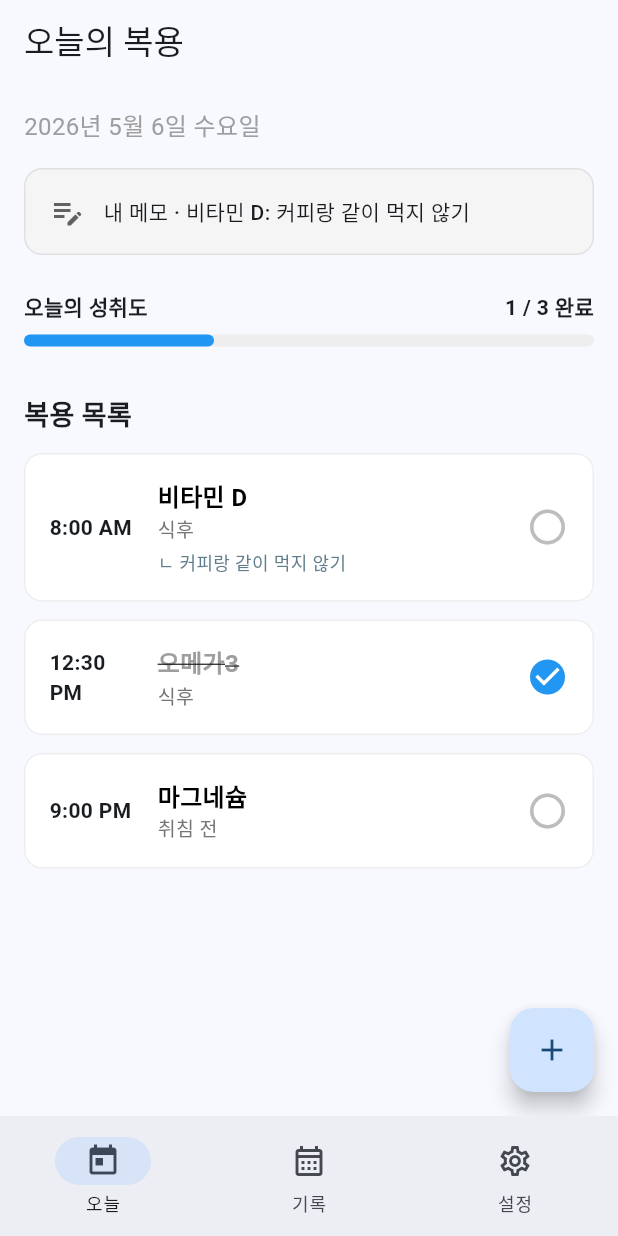
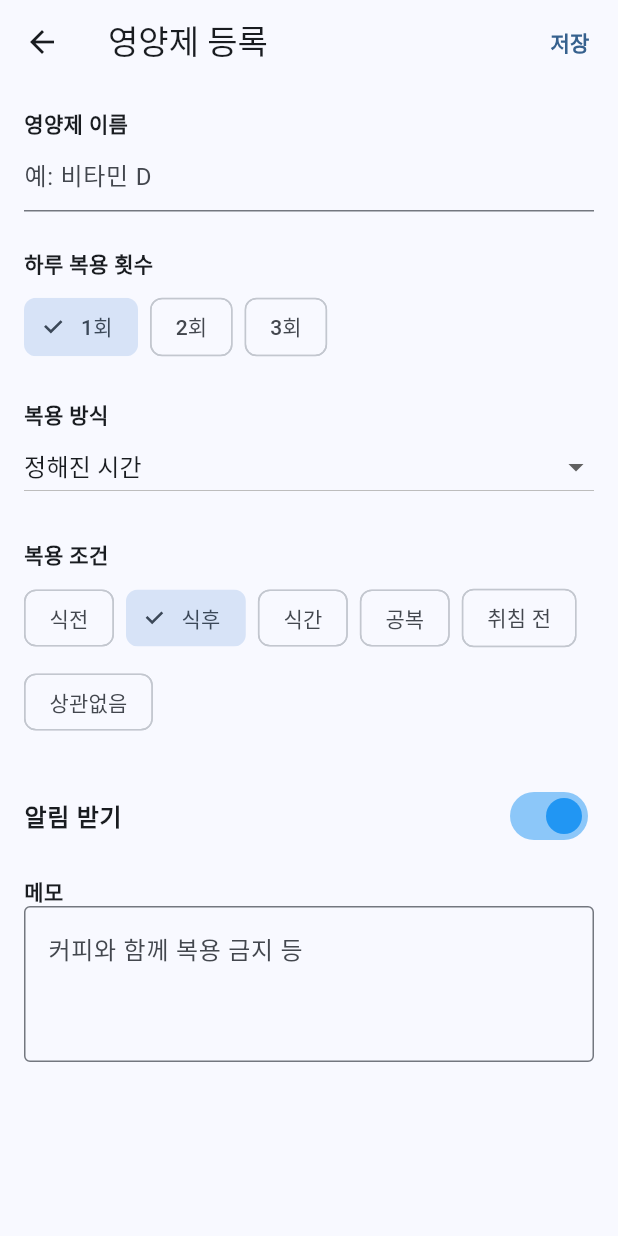
Before and after one commit to Jiyeong-kor/supplement_routine, a Flutter app: the screen it shows after launch, after a tap on the "add" icon, on a phone screen of 412 x 824 dp. Run offline on Flutter 3.47's test engine with Material 3 defaults, Android fonts, the phone set to English and light mode, and no system bars; our stand-ins replace flutter_riverpod.

Commit message:
feat: 영양제 등록 화면 UI 구현

```diff
--- /dev/null
+++ b/lib/features/supplement/supplement_add_screen.dart
@@ -0,0 +1,131 @@
+import 'package:flutter/material.dart';
+import 'package:supplement_routine/core/models/intake_method.dart';
+import 'package:supplement_routine/core/models/intake_condition.dart';
+
+class SupplementAddScreen extends StatefulWidget {
+  const SupplementAddScreen({super.key});
+
+  @override
+  State<SupplementAddScreen> createState() => _SupplementAddScreenState();
+}
+
+class _SupplementAddScreenState extends State<SupplementAddScreen> {
+  final _nameController = TextEditingController();
+  final _memoController = TextEditingController();
+  int _dailyCount = 1;
+  IntakeMethod _method = IntakeMethod.fixedTime;
+  IntakeCondition _condition = IntakeCondition.afterMeal;
+  bool _isNotificationEnabled = true;
+
+  @override
+  void dispose() {
+    _nameController.dispose();
+    _memoController.dispose();
+    super.dispose();
+  }
+
+  @override
+  Widget build(BuildContext context) {
+    return Scaffold(
+      appBar: AppBar(
+        title: const Text('영양제 등록'),
+        actions: [
+          TextButton(
+            onPressed: () {
+              // 8단계에서 저장 로직 구현 예정
+              Navigator.pop(context);
+            },
+            child: const Text('저장', style: TextStyle(fontWeight: FontWeight.bold)),
+          ),
+        ],
+      ),
+      body: SingleChildScrollView(
+        padding: const EdgeInsets.all(16.0),
+        child: Column(
+          crossAxisAlignment: CrossAxisAlignment.start,
+          children: [
+            const Text('영양제 이름', style: TextStyle(fontWeight: FontWeight.bold)),
+            TextField(
+              controller: _nameController,
+              decoration: const InputDecoration(
+                hintText: '예: 비타민 D',
+                border: UnderlineInputBorder(),
+              ),
+            ),
+            const SizedBox(height: 24),
+
+            const Text('하루 복용 횟수', style: TextStyle(fontWeight: FontWeight.bold)),
+            const SizedBox(height: 8),
+            Row(
+              children: [1, 2, 3].map((count) {
+                return Padding(
+                  padding: const EdgeInsets.only(right: 8.0),
+                  child: ChoiceChip(
+                    label: Text('$count회'),
+                    selected: _dailyCount == count,
+                    onSelected: (selected) {
+                      if (selected) setState(() => _dailyCount = count);
+                    },
+                  ),
+                );
+              }).toList(),
+            ),
+            const SizedBox(height: 24),
+
+            const Text('복용 방식', style: TextStyle(fontWeight: FontWeight.bold)),
+            DropdownButton<IntakeMethod>(
+              isExpanded: true,
+              value: _method,
+              items: IntakeMethod.values.map((method) {
+                return DropdownMenuItem(
+                  value: method,
+                  child: Text(method.label),
+                );
+              }).toList(),
+              onChanged: (value) {
+                if (value != null) setState(() => _method = value);
+              },
+            ),
+            const SizedBox(height: 24),
+
+            const Text('복용 조건', style: TextStyle(fontWeight: FontWeight.bold)),
+            const SizedBox(height: 8),
+            Wrap(
+              spacing: 8,
+              runSpacing: 8,
+              children: IntakeCondition.values.map((condition) {
+                return ChoiceChip(
+                  label: Text(condition.label),
+                  selected: _condition == condition,
+                  onSelected: (selected) {
+                    if (selected) setState(() => _condition = condition);
+                  },
+                );
+              }).toList(),
+            ),
+            const SizedBox(height: 24),
+
+            SwitchListTile(
+              title: const Text('알림 받기', style: TextStyle(fontWeight: FontWeight.bold, fontSize: 16)),
+              contentPadding: EdgeInsets.zero,
+              value: _isNotificationEnabled,
+              activeColor: Colors.blue,
+              onChanged: (value) => setState(() => _isNotificationEnabled = value),
+            ),
+            const SizedBox(height: 12),
+
+            const Text('메모', style: TextStyle(fontWeight: FontWeight.bold)),
+            TextField(
+              controller: _memoController,
+              decoration: const InputDecoration(
+                hintText: '커피와 함께 복용 금지 등',
+                border: OutlineInputBorder(),
+              ),
+              maxLines: 3,
+            ),
+          ],
+        ),
+      ),
+    );
+  }
+}
--- a/lib/features/today/today_screen.dart
+++ b/lib/features/today/today_screen.dart
@@ -2,6 +2,8 @@ import 'package:flutter/material.dart';
 import 'package:flutter_riverpod/flutter_riverpod.dart';
 import 'package:supplement_routine/features/today/today_provider.dart';
 import 'package:supplement_routine/core/constants/habit_quotes.dart';
+
+import 'package:supplement_routine/features/supplement/supplement_add_screen.dart';
 
 class TodayScreen extends ConsumerWidget {
   const TodayScreen({super.key});
@@ -83,7 +85,12 @@ class TodayScreen extends ConsumerWidget {
         ),
       ),
       floatingActionButton: FloatingActionButton(
-        onPressed: () {},
+        onPressed: () {
+          Navigator.push(
+            context,
+            MaterialPageRoute(builder: (context) => const SupplementAddScreen()),
+          );
+        },
         child: const Icon(Icons.add),
       ),
     );
```
